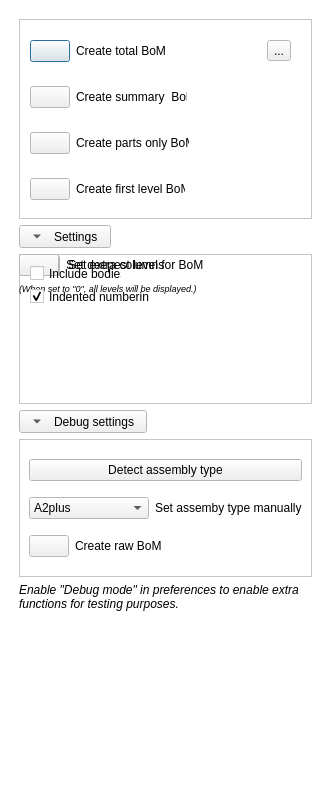
Qt form Resources/UI/BoM_Panel.ui (APEbbers/BillOfMaterials-WB) before a commit.
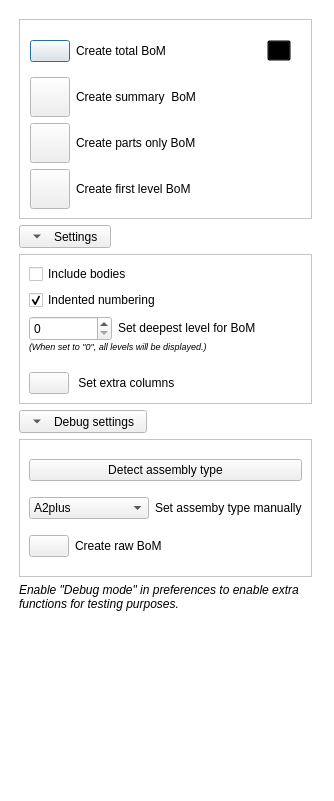
The same form after that commit. Icons and pictures are not drawn.

```diff
--- a/Resources/UI/BoM_Panel.ui
+++ b/Resources/UI/BoM_Panel.ui
@@ -101,7 +101,7 @@
      <x>10</x>
      <y>10</y>
      <width>297</width>
-     <height>755</height>
+     <height>843</height>
     </rect>
    </property>
    <layout class="QVBoxLayout" name="verticalLayout">
@@ -131,7 +131,7 @@
       <property name="frameShadow">
        <enum>QFrame::Sunken</enum>
       </property>
-      <widget class="QWidget" name="">
+      <widget class="QWidget" name="layoutWidget">
        <property name="geometry">
         <rect>
          <x>11</x>
@@ -169,6 +169,12 @@
             <verstretch>0</verstretch>
            </sizepolicy>
           </property>
+          <property name="maximumSize">
+           <size>
+            <width>40</width>
+            <height>40</height>
+           </size>
+          </property>
           <property name="text">
            <string/>
           </property>
@@ -189,6 +195,9 @@
         </item>
         <item row="0" column="3">
          <widget class="QToolButton" name="HelpButton">
+          <property name="styleSheet">
+           <string notr="true">background-color:transparent;</string>
+          </property>
           <property name="text">
            <string>...</string>
           </property>
@@ -196,12 +205,12 @@
         </item>
        </layout>
       </widget>
-      <widget class="QWidget" name="">
+      <widget class="QWidget" name="layoutWidget">
        <property name="geometry">
         <rect>
          <x>11</x>
          <y>57</y>
-         <width>157</width>
+         <width>261</width>
          <height>42</height>
         </rect>
        </property>
@@ -214,6 +223,12 @@
             <verstretch>0</verstretch>
            </sizepolicy>
           </property>
+          <property name="maximumSize">
+           <size>
+            <width>40</width>
+            <height>40</height>
+           </size>
+          </property>
           <property name="text">
            <string/>
           </property>
@@ -238,12 +253,12 @@
         </item>
        </layout>
       </widget>
-      <widget class="QWidget" name="">
+      <widget class="QWidget" name="layoutWidget">
        <property name="geometry">
         <rect>
          <x>11</x>
          <y>103</y>
-         <width>159</width>
+         <width>261</width>
          <height>42</height>
         </rect>
        </property>
@@ -256,6 +271,12 @@
             <verstretch>0</verstretch>
            </sizepolicy>
           </property>
+          <property name="maximumSize">
+           <size>
+            <width>40</width>
+            <height>40</height>
+           </size>
+          </property>
           <property name="text">
            <string/>
           </property>
@@ -280,18 +301,30 @@
         </item>
        </layout>
       </widget>
-      <widget class="QWidget" name="">
+      <widget class="QWidget" name="layoutWidget">
        <property name="geometry">
         <rect>
          <x>11</x>
          <y>149</y>
-         <width>155</width>
+         <width>261</width>
          <height>42</height>
         </rect>
        </property>
        <layout class="QGridLayout" name="gridLayout_8">
         <item row="0" column="0">
          <widget class="QPushButton" name="CreateFirstLevel">
+          <property name="sizePolicy">
+           <sizepolicy hsizetype="Fixed" vsizetype="Fixed">
+            <horstretch>0</horstretch>
+            <verstretch>0</verstretch>
+           </sizepolicy>
+          </property>
+          <property name="maximumSize">
+           <size>
+            <width>40</width>
+            <height>40</height>
+           </size>
+          </property>
           <property name="text">
            <string/>
           </property>
@@ -369,8 +402,12 @@
       <property name="frameShape">
        <enum>QFrame::StyledPanel</enum>
       </property>
-      <widget class="QWidget" name="">
+      <layout class="QGridLayout" name="gridLayout_10">
+       <item row="2" column="0">
        <layout class="QGridLayout" name="gridLayout">
+         <property name="verticalSpacing">
+          <number>0</number>
+         </property>
         <item row="0" column="0">
          <widget class="QSpinBox" name="MaxLevel">
           <property name="sizePolicy">
@@ -469,9 +506,33 @@
          </widget>
         </item>
        </layout>
-      </widget>
-      <widget class="QWidget" name="">
+       </item>
+       <item row="1" column="0">
+        <widget class="QCheckBox" name="IndentedNumbering">
+         <property name="text">
+          <string>Indented numbering</string>
+         </property>
+         <property name="checked">
+          <bool>true</bool>
+         </property>
+        </widget>
+       </item>
+       <item row="0" column="0">
+        <widget class="QCheckBox" name="IncludeBodies">
+         <property name="text">
+          <string>Include bodies</string>
+         </property>
+        </widget>
+       </item>
+       <item row="3" column="0">
        <layout class="QGridLayout" name="gridLayout_3">
+         <item row="0" column="1">
+          <widget class="QLabel" name="label_3">
+           <property name="text">
+            <string> Set extra columns </string>
+           </property>
+          </widget>
+         </item>
         <item row="0" column="0">
          <widget class="QPushButton" name="SetColumns">
           <property name="sizePolicy">
@@ -495,44 +556,9 @@
           </property>
          </widget>
         </item>
-        <item row="0" column="1">
-         <widget class="QLabel" name="label_3">
-          <property name="text">
-           <string> Set extra columns </string>
-          </property>
-         </widget>
-        </item>
-       </layout>
-      </widget>
-      <widget class="QCheckBox" name="IncludeBodies">
-       <property name="geometry">
-        <rect>
-         <x>11</x>
-         <y>11</y>
-         <width>92</width>
-         <height>17</height>
-        </rect>
-       </property>
-       <property name="text">
-        <string>Include bodies</string>
-       </property>
-      </widget>
-      <widget class="QCheckBox" name="IndentedNumbering">
-       <property name="geometry">
-        <rect>
-         <x>11</x>
-         <y>34</y>
-         <width>120</width>
-         <height>17</height>
-        </rect>
-       </property>
-       <property name="text">
-        <string>Indented numbering</string>
-       </property>
-       <property name="checked">
-        <bool>true</bool>
-       </property>
-      </widget>
+        </layout>
+       </item>
+      </layout>
      </widget>
     </item>
     <item>
```
Lines whose indentation alone changed are shown as unchanged.
